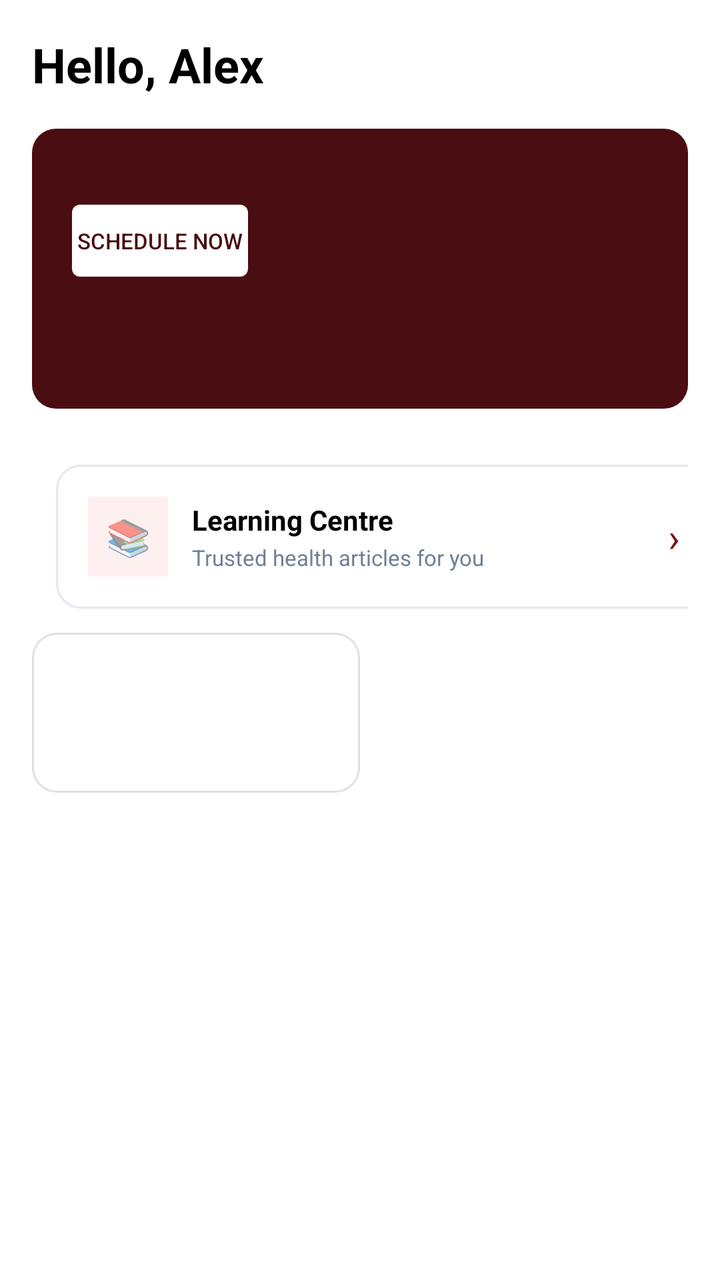
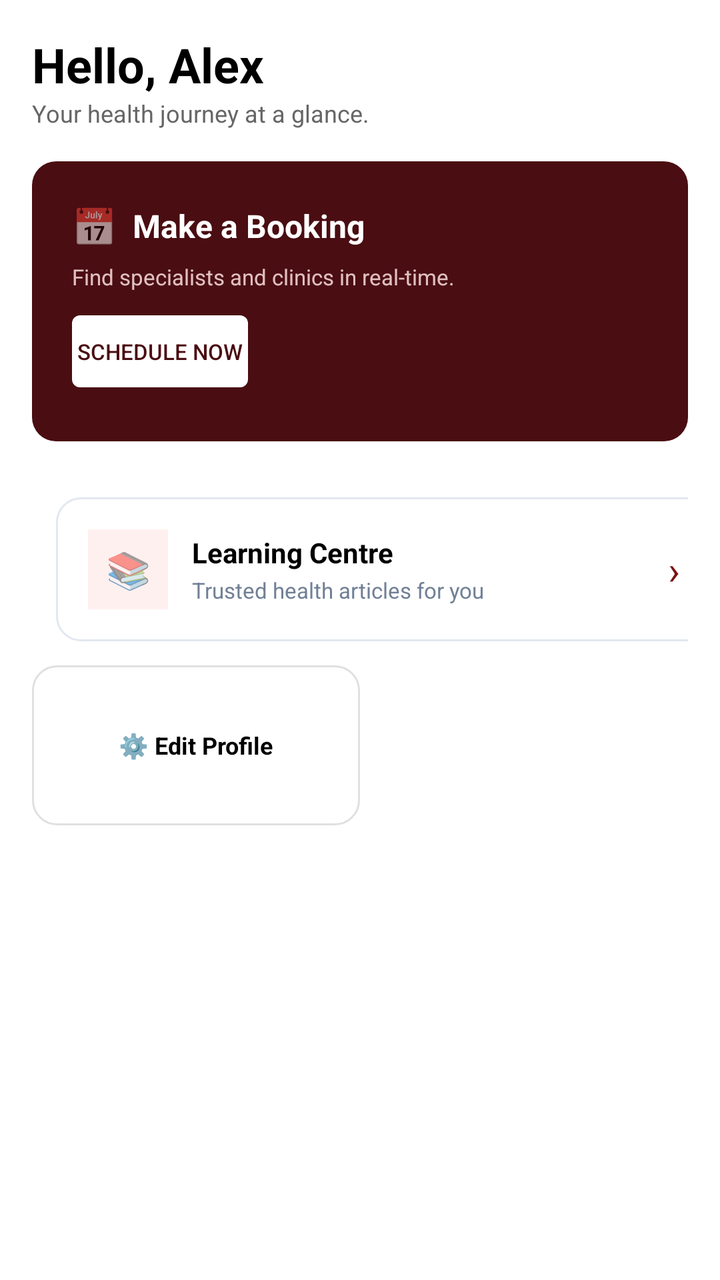

An Android layout rendered at two revisions. The XML below is the earlier revision; the diff shows what the commit changed to produce the second picture.
<!-- AndroidManifest.xml: application theme Theme.Halaxy_health -->
<!-- res/layout/activity_patient_dashboard.xml -->
<?xml version="1.0" encoding="utf-8"?>
<LinearLayout xmlns:android="http://schemas.android.com/apk/res/android"
    android:id="@+id/rootLayout"
    android:layout_width="match_parent"
    android:layout_height="match_parent"
    android:orientation="vertical"
    android:background="#FFFFFF"
    android:padding="16dp">

    <TextView
        android:id="@+id/txtHello"
        android:layout_width="wrap_content"
        android:layout_height="wrap_content"
        android:text="Hello, Alex"
        android:textSize="24sp"
        android:textStyle="bold"
        android:textColor="#000000"/>
    <TextView
        android:text="Your health journey at a glance."
        android:textSize="12sp"
        android:textColor="#666666"
        android:layout_marginBottom="16dp"/>

    
    <LinearLayout
        android:layout_width="match_parent"
        android:layout_height="140dp"
        android:background="@drawable/bg_maroon_large"
        android:orientation="vertical"
        android:padding="20dp">
        <LinearLayout
            android:layout_width="wrap_content"
            android:layout_height="wrap_content"
            android:orientation="horizontal"
            android:gravity="center_vertical">
            <TextView
                android:text="📅"
                android:textSize="18sp"/>
            <TextView
                android:text="  Make a Booking"
                android:textColor="#FFFFFF"
                android:textStyle="bold"
                android:textSize="16sp"/>
        </LinearLayout>
        <TextView
            android:text="Find specialists and clinics in real-time."
            android:textColor="#E0C0C0"
            android:textSize="11sp"
            android:layout_marginTop="6dp"/>
        
        <Button
            android:id="@+id/btnScheduleNow"
            android:layout_width="wrap_content"
            android:layout_height="36dp"
            android:text="Schedule Now"
            android:textColor="#4A0D12"
            android:background="@drawable/bg_white_button"
            android:textSize="11sp"
            android:layout_marginTop="12dp"/>
    </LinearLayout>

    
    <LinearLayout
        android:layout_width="match_parent"
        android:layout_height="wrap_content"
        android:orientation="horizontal"
        android:weightSum="2"
        android:layout_marginTop="16dp">
        
        <LinearLayout
            android:id="@+id/cardMyAppointments"
            android:layout_width="0dp"
            android:layout_weight="1"
            android:layout_height="80dp"
            android:background="@drawable/bg_small_card"
            android:orientation="vertical"
            android:gravity="center"
            android:layout_marginEnd="6dp">
            <TextView
                android:text="📋 My Appointments"
                android:textSize="12sp"
                android:textStyle="bold"
                android:textColor="#000"/>
        </LinearLayout>
        
        <LinearLayout
            android:id="@+id/cardMakeBooking2"
            android:layout_width="0dp"
            android:layout_weight="1"
            android:layout_height="80dp"
            android:background="@drawable/bg_small_card"
            android:orientation="vertical"
            android:gravity="center"
            android:layout_marginStart="6dp">
            <TextView
                android:text="🏥 Make a Booking"
                android:textSize="12sp"
                android:textStyle="bold"
                android:textColor="#000"/>
        </LinearLayout>
        
        <LinearLayout
            android:id="@+id/cardLearningCentre"
            android:layout_width="match_parent"
            android:layout_height="wrap_content"
            android:orientation="horizontal"
            android:background="@drawable/bg_white_rounded"
            android:padding="16dp"
            android:layout_marginTop="12dp"
            android:gravity="center_vertical">

            
            <TextView
                android:layout_width="40dp"
                android:layout_height="40dp"
                android:background="#FFF0F0"
                android:gravity="center"
                android:text="📚"
                android:textSize="18sp" />

            
            <LinearLayout
                android:layout_width="0dp"
                android:layout_weight="1"
                android:layout_height="wrap_content"
                android:orientation="vertical"
                android:layout_marginStart="12dp">

                <TextView
                    android:layout_width="wrap_content"
                    android:layout_height="wrap_content"
                    android:text="Learning Centre"
                    android:textSize="14sp"
                    android:textStyle="bold"
                    android:textColor="#000000" />

                <TextView
                    android:layout_width="wrap_content"
                    android:layout_height="wrap_content"
                    android:text="Trusted health articles for you"
                    android:textSize="11sp"
                    android:textColor="#718096"
                    android:layout_marginTop="2dp" />

            </LinearLayout>

            
            <TextView
                android:layout_width="wrap_content"
                android:layout_height="wrap_content"
                android:text="›"
                android:textSize="20sp"
                android:textColor="#7B1113" />
        </LinearLayout>
    </LinearLayout>

    <LinearLayout
        android:layout_width="match_parent"
        android:layout_height="wrap_content"
        android:orientation="horizontal"
        android:weightSum="2"
        android:layout_marginTop="12dp">
        <LinearLayout
            android:id="@+id/cardPaymentHistory"
            android:layout_width="0dp"
            android:layout_weight="1"
            android:layout_height="80dp"
            android:background="@drawable/bg_small_card"
            android:orientation="vertical"
            android:gravity="center"
            android:layout_marginEnd="6dp"
            android:visibility="gone"/>
        <LinearLayout
            android:id="@+id/cardEditProfile"
            android:layout_width="0dp"
            android:layout_weight="1"
            android:layout_height="80dp"
            android:background="@drawable/bg_small_card"
            android:orientation="vertical"
            android:gravity="center">
            <TextView
                android:text="⚙️ Edit Profile"
                android:textSize="12sp"
                android:textStyle="bold"
                android:textColor="#000"/>
        </LinearLayout>
    </LinearLayout>

</LinearLayout>
<!-- resources referenced by this layout -->
<resources>
  <!-- drawable bg_maroon_large (drawable) -->
  <?xml version="1.0" encoding="utf-8"?>
  <shape xmlns:android="http://schemas.android.com/apk/res/android">
      <solid android:color="#4A0D12"/><corners android:radius="12dp"/>
  </shape>
  <!-- drawable bg_small_card (drawable) -->
  <shape xmlns:android="http://schemas.android.com/apk/res/android">
      <solid android:color="#FFFFFF"/>
      <stroke android:width="1dp" android:color="#E0E0E0"/>
      <corners android:radius="12dp"/>
  </shape>
  <!-- drawable bg_white_button (drawable) -->
  <shape xmlns:android="http://schemas.android.com/apk/res/android">
      <solid android:color="#FFFFFF"/>
      <corners android:radius="4dp"/>
  </shape>
  <!-- drawable bg_white_rounded (drawable) -->
  <?xml version="1.0" encoding="utf-8"?>
  <shape xmlns:android="http://schemas.android.com/apk/res/android">
      <solid android:color="#FFFFFF" />
      <corners android:radius="12dp" />
      <stroke
          android:width="1dp"
          android:color="#E2E8F0" />
  </shape>
  <style name="Theme.Halaxy_health" parent="Theme.AppCompat.Light.NoActionBar">
          <item name="colorPrimary">#1A237E</item>
          <item name="colorPrimaryDark">#7B1113</item>
          <item name="colorAccent">#D32F2F</item>
      </style>
</resources>

<!-- the commit's change to res/layout/activity_patient_dashboard.xml (unified diff, before → after) -->
@@ -16,6 +16,8 @@
         android:textStyle="bold"
         android:textColor="#000000"/>
     <TextView
+        android:layout_width="wrap_content"
+        android:layout_height="wrap_content"
         android:text="Your health journey at a glance."
         android:textSize="12sp"
         android:textColor="#666666"
@@ -34,15 +36,21 @@
             android:orientation="horizontal"
             android:gravity="center_vertical">
             <TextView
+                android:layout_width="wrap_content"
+                android:layout_height="wrap_content"
                 android:text="📅"
                 android:textSize="18sp"/>
             <TextView
+                android:layout_width="wrap_content"
+                android:layout_height="wrap_content"
                 android:text="  Make a Booking"
                 android:textColor="#FFFFFF"
                 android:textStyle="bold"
                 android:textSize="16sp"/>
         </LinearLayout>
         <TextView
+            android:layout_width="wrap_content"
+            android:layout_height="wrap_content"
             android:text="Find specialists and clinics in real-time."
             android:textColor="#E0C0C0"
             android:textSize="11sp"
@@ -77,6 +85,8 @@
             android:gravity="center"
             android:layout_marginEnd="6dp">
             <TextView
+                android:layout_width="wrap_content"
+                android:layout_height="wrap_content"
                 android:text="📋 My Appointments"
                 android:textSize="12sp"
                 android:textStyle="bold"
@@ -93,6 +103,8 @@
             android:gravity="center"
             android:layout_marginStart="6dp">
             <TextView
+                android:layout_width="wrap_content"
+                android:layout_height="wrap_content"
                 android:text="🏥 Make a Booking"
                 android:textSize="12sp"
                 android:textStyle="bold"
@@ -179,6 +191,8 @@
             android:orientation="vertical"
             android:gravity="center">
             <TextView
+                android:layout_width="wrap_content"
+                android:layout_height="wrap_content"
                 android:text="⚙️ Edit Profile"
                 android:textSize="12sp"
                 android:textStyle="bold"
